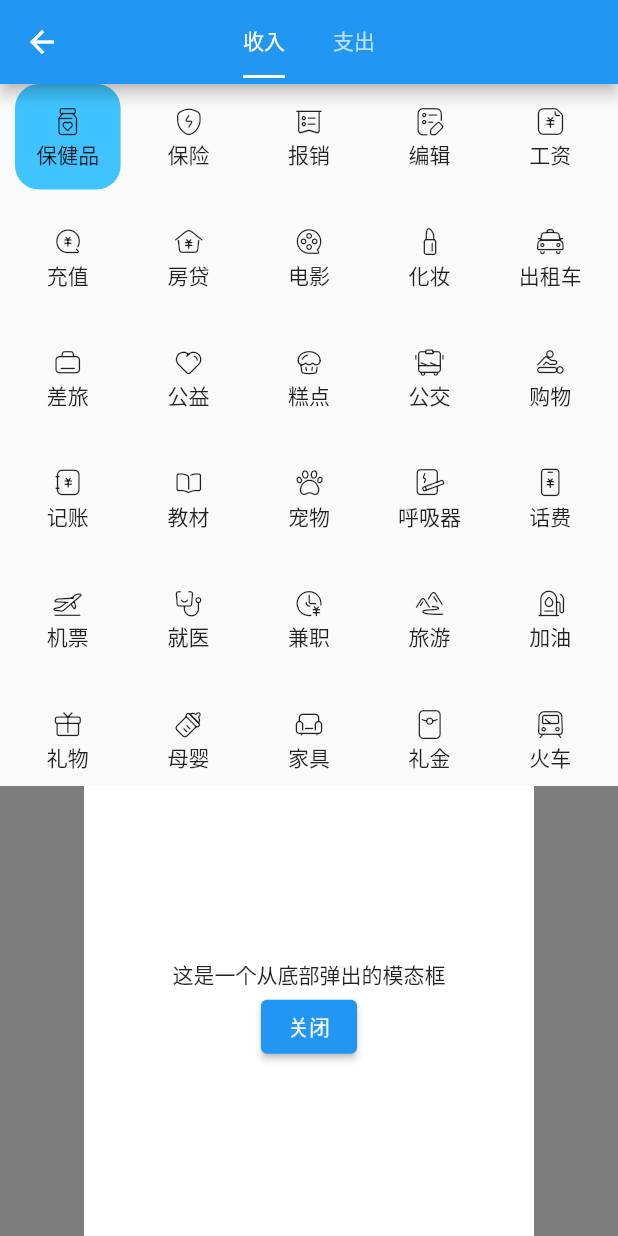
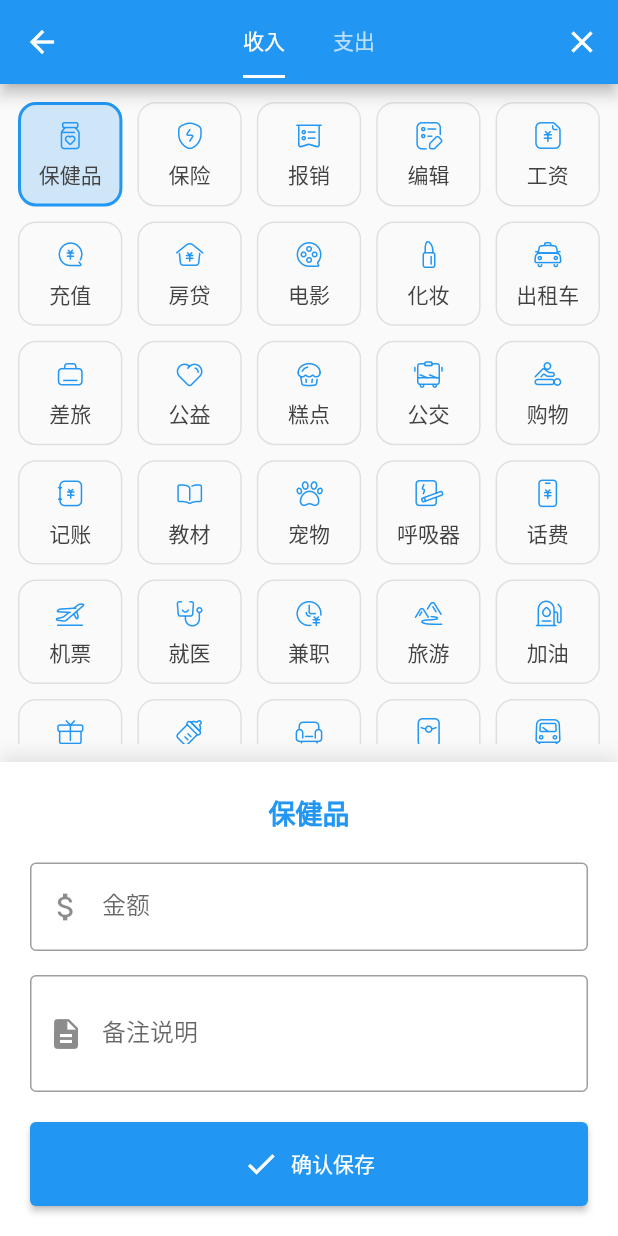
Before and after one commit to dong-lucky-ticket/flutter_getx, a Flutter app: the CreatePage screen opened directly, after a tap on "保健品", on a phone screen of 412 x 824 dp. Run offline on Flutter 3.47's test engine with Material 3 defaults, Android fonts, the phone set to English and light mode, and no system bars; our stand-ins replace dio; missing offline and left inert: tdesign_flutter; accounts and stored records are empty; network calls fail.

Commit message:
把deepseek生成的创建页面基本理解了

```diff
--- a/lib/app/modules/create/create_page.dart
+++ b/lib/app/modules/create/create_page.dart
@@ -10,45 +10,86 @@ class CreatePage extends StatefulWidget {
 }
 
 class _CreatePageState extends State<CreatePage> with TickerProviderStateMixin {
+  final _formKey = GlobalKey<FormState>();
+  final _amountController = TextEditingController();
+  final _descController = TextEditingController();
+
   late TabController controller;
+  late final List<TypeIcons>  typeValues;
+  late final List<GlobalKey> _categoryKeys;
 
   @override
   void initState() {
     controller = TabController(length: 2, vsync: this);
+    typeValues = TypeIcons.values;
+_categoryKeys = typeValues.map((e) => GlobalKey()).toList();
     super.initState();
   }
 
-  TypeIcons? activeTypeIcons;
+  TypeIcons? _activeTypeIcons;
+
 
   bool isBillDetailsVisible = false;
 
+  void _onCategorySelected(TypeIcons category, int index) {
+    setState(() {
+      _activeTypeIcons = category;
+      isBillDetailsVisible = true;
+    });
+    // 精准滚动到选中项
+    WidgetsBinding.instance.addPostFrameCallback((_) {
+      final context = _categoryKeys[index].currentContext;
+      if (context != null) {
+        Scrollable.ensureVisible(
+          context,
+          alignment: 1, // 控制项在可视区域的位置（0=顶部，1=底部
+          duration: const Duration(milliseconds: 300),
+          curve: Curves.easeInOut,
+        );
+      }
+    });
+  }
+
+  void _submitForm() {}
+
+
   @override
   Widget build(BuildContext context) {
-    const typeValues = TypeIcons.values;
     return Scaffold(
       appBar: CustomAppBar(
         titleWidget: TabBar(
           isScrollable: true,
-          // indicator: CustomTabIndicator(),
           indicatorSize: TabBarIndicatorSize.label,
           controller: controller,
-          tabs: const [
-            Tab(
-              text: '收入',
+          tabs: const [Tab(text: '收入'), Tab(text: '支出')],
         ),
-            Tab(
-              text: '支出',
+        actions: [
+          if (isBillDetailsVisible)
+            IconButton(
+              icon: const Icon(Icons.close, color: Colors.white),
+              onPressed: () => setState(() => isBillDetailsVisible = false),
             )
         ],
-        )),
+      ),
+      // appBar: AppBar(
+      //   title: Text('category.title'),
+      //   actions: [
+      //     if (isBillDetailsVisible)
+      //       IconButton(
+      //         icon: const Icon(Icons.close),
+      //         onPressed: () => setState(() => isBillDetailsVisible = false),
+      //       )
+      //   ],
+      // ),
       body: Column(
         children: [
           Expanded(
             child: TabBarView(
               controller: controller,
               children: [
-                  GridView.builder(
-                    padding: const EdgeInsets.all(10.0),
+                Padding(
+                  padding: const EdgeInsets.all(12.0),
+                  child: GridView.builder(
                     gridDelegate:
                         const SliverGridDelegateWithFixedCrossAxisCount(
                       crossAxisCount: 5, // 每行的列数
@@ -57,42 +98,18 @@ class _CreatePageState extends State<CreatePage> with TickerProviderStateMixin {
                     ),
                     itemCount: typeValues.length,
                     itemBuilder: (context, index) {
-                      return Scrollable(
-                        viewportBuilder: (context, position) => InkWell(
-                          onTap: () {
-                            setState(() {
-                              activeTypeIcons = typeValues[index];
-                              isBillDetailsVisible = true;
-                            });
-                            // Ensure the tapped icon is visible
-                            Scrollable.ensureVisible(
-                              context,
-                              duration: const Duration(milliseconds: 300),
-                              curve: Curves.easeInOut,
+                      final typeValue = typeValues[index];
+
+                      return _CategoryItem(
+                        key: _categoryKeys[index],
+                        icon: typeValue.icon,
+                        name: typeValue.title,
+                        color: Colors.blue,
+                        isSelected: typeValue == _activeTypeIcons,
+                        onTap: () => _onCategorySelected(typeValue, index)
                       );
-                          },
-                          borderRadius: BorderRadius.circular(16),
-                          child: Container(
-                            decoration: BoxDecoration(
-                              color: activeTypeIcons == typeValues[index]
-                                  ? Colors.lightBlueAccent
-                                  : Colors.transparent,
-                              borderRadius: BorderRadius.circular(16),
+                    }
                   ),
-                            child: Column(
-                              mainAxisAlignment: MainAxisAlignment.center,
-                              children: [
-                                Icon(typeValues[index].icon),
-                                Text(
-                                  typeValues[index].title,
-                                  style: Theme.of(context).textTheme.bodyMedium,
-                                ),
-                              ],
-                            ),
-                          ),
-                        ),
-                      );
-                    },
                 ),
                 Container(
                   color: Colors.blue,
@@ -100,38 +117,156 @@ class _CreatePageState extends State<CreatePage> with TickerProviderStateMixin {
               ],
             ),
           ),
-            if (isBillDetailsVisible)
-              AnimatedOpacity(
-                opacity: isBillDetailsVisible ? 1.0 : 0.0,
+          // 详细信息输入面板
+          AnimatedSwitcher(
             duration: const Duration(milliseconds: 300),
-                child: Container(
-                  color: Colors.black.withOpacity(0.5), // 半透明背景
-                  child: Center(
-                    child: Container(
-                      height: 300, // 模态框的高度
-                      width: 300, // 模态框的宽度
-                      color: Colors.white,
-                      child: Center(
+            child: isBillDetailsVisible
+                ? _DetailInputPanel(
+                    formKey: _formKey,
+                    category: _activeTypeIcons!,
+                    amountController: _amountController,
+                    descController: _descController,
+                    onSubmit: _submitForm,
+                  )
+                : const SizedBox.shrink(),
+          ),
+        ],
+      ),
+    );
+  }
+
+}
+
+class _CategoryItem extends StatelessWidget {
+  final IconData icon;
+  final String name;
+  final Color color;
+  final bool isSelected;
+  final VoidCallback onTap;
+
+  const _CategoryItem({
+    required this.icon,
+    required this.name,
+    required this.color,
+    required this.isSelected,
+    required this.onTap,
+    required Key key,
+  }) : super(key: key);
+
+  @override
+  Widget build(BuildContext context) {
+    return GestureDetector(
+      onTap: onTap,
+      child: AnimatedContainer(
+        duration: const Duration(milliseconds: 200),
+        decoration: BoxDecoration(
+          color: isSelected ? color.withOpacity(0.2) : Colors.transparent,
+          border: Border.all(
+            color: isSelected ? color : Colors.grey.shade300,
+            width: isSelected ? 2 : 1,
+          ),
+          borderRadius: BorderRadius.circular(12),
+        ),
         child: Column(
           mainAxisAlignment: MainAxisAlignment.center,
-                          children: <Widget>[
-                            Text('这是一个从底部弹出的模态框'),
-                            ElevatedButton(
-                              onPressed: () {
-                                setState(() {
-                                  isBillDetailsVisible = false;
+          children: [
+            Icon(icon, size: 24, color: color),
+            const SizedBox(height: 4),
+            Text(name, style: TextStyle(color: Colors.grey.shade800)),
+          ],
+        ),
+      ),
+    );
+  }
+}
+
+
+class _DetailInputPanel extends StatelessWidget {
+  final GlobalKey<FormState> formKey;
+  final TypeIcons category;
+  final TextEditingController amountController;
+  final TextEditingController descController;
+  final VoidCallback onSubmit;
+
+  const _DetailInputPanel({
+    required this.formKey,
+    required this.category,
+    required this.amountController,
+    required this.descController,
+    required this.onSubmit,
   });
+
+  @override
+  Widget build(BuildContext context) {
+    return Container(
+      padding: const EdgeInsets.all(20),
+      decoration: BoxDecoration(
+        color: Colors.white,
+        boxShadow: [
+          BoxShadow(
+            color: Colors.black.withOpacity(0.1),
+            blurRadius: 10,
+            offset: const Offset(0, -5),
+          ),
+        ],
+      ),
+      child: Form(
+        key: formKey,
+        child: Column(
+          mainAxisSize: MainAxisSize.min,
+          children: [
+            Text(
+              category.title,
+              style: const TextStyle(
+                fontSize: 18,
+                fontWeight: FontWeight.bold,
+                color: Colors.blue,
+              ),
+            ),
+            const SizedBox(height: 20),
+            TextFormField(
+              controller: amountController,
+              decoration: const InputDecoration(
+                labelText: '金额',
+                prefixIcon: Icon(Icons.attach_money),
+                border: OutlineInputBorder(),
+              ),
+              keyboardType: TextInputType.number,
+              validator: (value) {
+                if (value == null || value.isEmpty) {
+                  return '请输入金额';
+                }
+                if (double.tryParse(value) == null) {
+                  return '请输入有效数字';
+                }
+                return null;
               },
-                              child: Text('关闭'),
+            ),
+            const SizedBox(height: 16),
+            TextFormField(
+              controller: descController,
+              decoration: const InputDecoration(
+                labelText: '备注说明',
+                prefixIcon: Icon(Icons.description),
+                border: OutlineInputBorder(),
+              ),
+              maxLines: 2,
+            ),
+            const SizedBox(height: 20),
+            SizedBox(
+              width: double.infinity,
+              child: ElevatedButton.icon(
+                icon: const Icon(Icons.check),
+                label: const Text('确认保存'),
+                style: ElevatedButton.styleFrom(
+                  padding: const EdgeInsets.symmetric(vertical: 16),
+                ),
+                onPressed: onSubmit,
+              ),
             ),
           ],
         ),
       ),
-                    ),
-                  ),
-                ),
-              ),
-          ],
-        ));
+    );
   }
 }
--- a/lib/app/modules/home/home_page.dart
+++ b/lib/app/modules/home/home_page.dart
@@ -68,51 +68,28 @@ class _HomePageState extends State<HomePage> {
           actions: [
             IconButton(
                 onPressed: () {
-                  Navigator.of(context).push(MaterialPageRoute(
-                      builder: (context) => const StatisticsPage()));
+                  // Navigator.of(context).push(MaterialPageRoute(
+                  //     builder: (context) => const StatisticsPage()));
+                  Navigator.push(
+                      context,
+                      MaterialPageRoute(
+                          builder: (context) => const CreatePage()));
                 },
                 icon: const Icon(Icons.bar_chart))
           ],
         ),
-        // appBar: TDNavBar(
-        //     useDefaultBack: false,
-        //     centerTitle: false,
-        //     titleMargin: 0,
-        //     titleWidget: GestureDetector(
-        //       onTap: () {
-        //         _scaffoldKey.currentState?.openDrawer();
-        //       },
-        //       child: const TDImage(
-        //         assetUrl: 'assets/images/avatar_girl.png',
-        //         width: 32,
-        //         height: 32,
-        //       ),
-        //     ),
-        //     rightBarItems: [
-        //       TDNavBarItem(icon: TDIcons.home, iconSize: 24),
-        //       TDNavBarItem(icon: TDIcons.ellipsis, iconSize: 24)
-        //     ]),
         floatingActionButtonLocation: FloatingActionButtonLocation.centerFloat,
         floatingActionButton: FloatingActionButton(
           onPressed: () {
             // Navigator.push(context,
             //     MaterialPageRoute(builder: (context) => const CreatePage()));
-            Navigator.push(context,
-                MaterialPageRoute(builder: (context) => const ExpenseEntryPage()));
+            Navigator.push(
+                context,
+                MaterialPageRoute(
+                    builder: (context) => const ExpenseEntryPage()));
           },
           child: const Icon(Icons.add),
         ),
-        // body: TDCellGroup(
-        //    cells: [
-        //     TDCell(arrow: true, title: '单行标题'),
-        //     TDCell(arrow: true, title: '单行标题', required: true),
-        //     TDCell(arrow: true, title: '单行标题', noteWidget: TDBadge(TDBadgeType.message, count: '8')),
-        //     TDCell(arrow: false, title: '单行标题', rightIconWidget: TDSwitch(isOn: true)),
-        //     TDCell(arrow: true, title: '单行标题', note: '辅助信息'),
-        //     TDCell(arrow: true, title: '单行标题', leftIcon: TDIcons.lock_on),
-        //     TDCell(arrow: false, title: '单行标题'),
-        //   ],
-        // ),
         body: ListView.builder(
             itemCount: accountList.length,
             itemBuilder: (BuildContext context, int index) {
@@ -126,20 +103,6 @@ class _HomePageState extends State<HomePage> {
                       accountList[index]?.money.toString() ?? "",
                     )),
               );
-              // return GFCard(
-              //   padding: const EdgeInsets.symmetric(horizontal: 6, vertical: 4),
-              //   content: GFListTile(
-              //     padding: const EdgeInsets.all(0),
-              //     margin: const EdgeInsets.all(0),
-              //     avatar: const GFAvatar(
-              //       backgroundImage:
-              //           AssetImage('assets/images/avatar_girl.png'),
-              //     ),
-              //     titleText: accountList[index]?.recordDate,
-              //     subTitleText:
-              //         accountList[index]?.money.toString(),
-              //     icon: const Icon(Icons.favorite)),
-              // );
             }));
   }
 }
```
Lines whose indentation alone changed are shown as unchanged.
